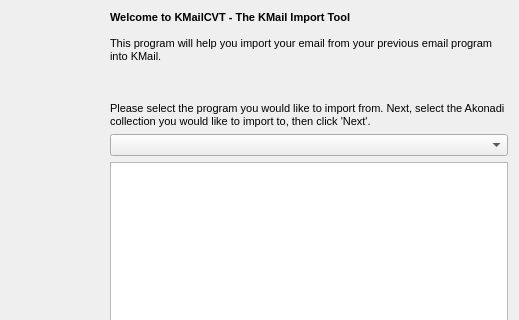
chusopr/kdepim-ktimetracker-akonadi, file kmailcvt/kselfilterpagedlg.ui: the form before one commit; both pictures show x 87 to 606 and y 0 to 320 of the 606 by 461 pixel window.
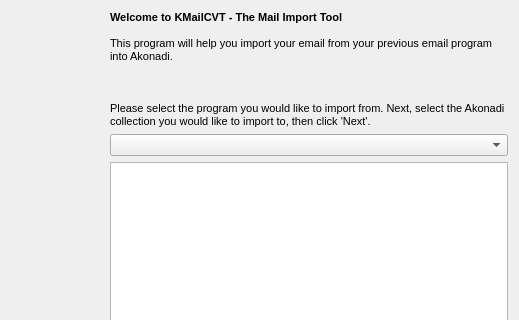
The form after the commit. Custom widgets are drawn as their Qt base class.

Commit message: Don't mention "KMail" in the UI text. Now it says that the tool imports mails into Akonadi, I'm not sure if that is a good string to show to the user, as "Akonadi" is very technical. Any better ideas?

What changed in the file:
```diff
--- a/kmailcvt/kselfilterpagedlg.ui
+++ b/kmailcvt/kselfilterpagedlg.ui
@@ -79,7 +79,7 @@
 &lt;html&gt;&lt;head&gt;&lt;meta name=&quot;qrichtext&quot; content=&quot;1&quot; /&gt;&lt;style type=&quot;text/css&quot;&gt;
 p, li { white-space: pre-wrap; }
 &lt;/style&gt;&lt;/head&gt;&lt;body style=&quot; font-family:'DejaVu Sans'; font-size:8pt; font-weight:400; font-style:normal;&quot;&gt;
-&lt;p style=&quot; margin-top:0px; margin-bottom:0px; margin-left:0px; margin-right:0px; -qt-block-indent:0; text-indent:0px;&quot;&gt;&lt;span style=&quot; font-weight:600;&quot;&gt;Welcome to KMailCVT - The KMail Import Tool&lt;/span&gt; &lt;br /&gt;&lt;br /&gt;This program will help you import your email from your previous email program into KMail.&lt;br /&gt;&lt;br /&gt;&lt;br /&gt;&lt;br /&gt;Please select the program you would like to import from. Next, select the Akonadi collection you would like to import to, then click 'Next'.&lt;/p&gt;&lt;/body&gt;&lt;/html&gt;</string>
+&lt;p style=&quot; margin-top:0px; margin-bottom:0px; margin-left:0px; margin-right:0px; -qt-block-indent:0; text-indent:0px;&quot;&gt;&lt;span style=&quot; font-weight:600;&quot;&gt;Welcome to KMailCVT - The Mail Import Tool&lt;/span&gt; &lt;br /&gt;&lt;br /&gt;This program will help you import your email from your previous email program into Akonadi.&lt;br /&gt;&lt;br /&gt;&lt;br /&gt;&lt;br /&gt;Please select the program you would like to import from. Next, select the Akonadi collection you would like to import to, then click 'Next'.&lt;/p&gt;&lt;/body&gt;&lt;/html&gt;</string>
        </property>
        <property name="textFormat">
         <enum>Qt::RichText</enum>
```
